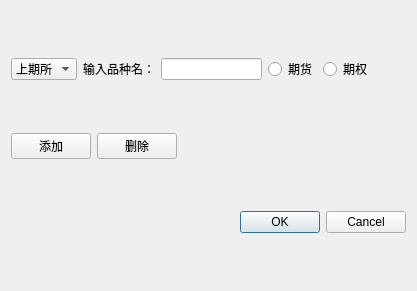
The window that setting_chooseproduct.ui (ChengruiGu/CMF_Marketmaker) describes before a commit, drawn with Qt 5.
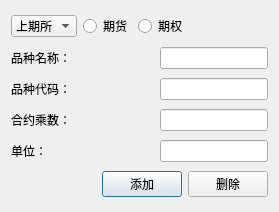
The same window after the commit.

Diff of the .ui file:
```diff
--- a/setting_chooseproduct.ui
+++ b/setting_chooseproduct.ui
@@ -6,8 +6,8 @@
    <rect>
     <x>0</x>
     <y>0</y>
-    <width>417</width>
-    <height>291</height>
+    <width>279</width>
+    <height>212</height>
    </rect>
   </property>
   <property name="windowTitle">
@@ -45,16 +45,6 @@
        </item>
       </widget>
      </item>
-     <item>
-      <widget class="QLabel" name="label_2">
-       <property name="text">
-        <string>输入品种名：</string>
-       </property>
-      </widget>
-     </item>
-     <item>
-      <widget class="QLineEdit" name="lineEdit"/>
-     </item>
      <item>
       <widget class="QRadioButton" name="radioButton">
        <property name="text">
@@ -84,8 +74,129 @@
      </item>
     </layout>
    </item>
+   <item>
+    <layout class="QHBoxLayout" name="horizontalLayout">
+     <item>
+      <widget class="QLabel" name="label_2">
+       <property name="text">
+        <string>品种名称：</string>
+       </property>
+      </widget>
+     </item>
+     <item>
+      <spacer name="horizontalSpacer_2">
+       <property name="orientation">
+        <enum>Qt::Horizontal</enum>
+       </property>
+       <property name="sizeHint" stdset="0">
+        <size>
+         <width>40</width>
+         <height>20</height>
+        </size>
+       </property>
+      </spacer>
+     </item>
+     <item>
+      <widget class="QLineEdit" name="lineEdit"/>
+     </item>
+    </layout>
+   </item>
+   <item>
+    <layout class="QHBoxLayout" name="horizontalLayout_4">
+     <item>
+      <widget class="QLabel" name="label">
+       <property name="text">
+        <string>品种代码：</string>
+       </property>
+      </widget>
+     </item>
+     <item>
+      <spacer name="horizontalSpacer_4">
+       <property name="orientation">
+        <enum>Qt::Horizontal</enum>
+       </property>
+       <property name="sizeHint" stdset="0">
+        <size>
+         <width>40</width>
+         <height>20</height>
+        </size>
+       </property>
+      </spacer>
+     </item>
+     <item>
+      <widget class="QLineEdit" name="lineEdit_2"/>
+     </item>
+    </layout>
+   </item>
+   <item>
+    <layout class="QHBoxLayout" name="horizontalLayout_5">
+     <item>
+      <widget class="QLabel" name="label_3">
+       <property name="text">
+        <string>合约乘数：</string>
+       </property>
+      </widget>
+     </item>
+     <item>
+      <spacer name="horizontalSpacer_5">
+       <property name="orientation">
+        <enum>Qt::Horizontal</enum>
+       </property>
+       <property name="sizeHint" stdset="0">
+        <size>
+         <width>40</width>
+         <height>20</height>
+        </size>
+       </property>
+      </spacer>
+     </item>
+     <item>
+      <widget class="QLineEdit" name="lineEdit_3"/>
+     </item>
+    </layout>
+   </item>
+   <item>
+    <layout class="QHBoxLayout" name="horizontalLayout_6">
+     <item>
+      <widget class="QLabel" name="label_4">
+       <property name="text">
+        <string>单位：</string>
+       </property>
+      </widget>
+     </item>
+     <item>
+      <spacer name="horizontalSpacer_6">
+       <property name="orientation">
+        <enum>Qt::Horizontal</enum>
+       </property>
+       <property name="sizeHint" stdset="0">
+        <size>
+         <width>40</width>
+         <height>20</height>
+        </size>
+       </property>
+      </spacer>
+     </item>
+     <item>
+      <widget class="QLineEdit" name="lineEdit_4"/>
+     </item>
+    </layout>
+   </item>
    <item>
     <layout class="QHBoxLayout" name="horizontalLayout_3">
+     <item>
+      <spacer name="horizontalSpacer">
+       <property name="orientation">
+        <enum>Qt::Horizontal</enum>
+       </property>
+       <property name="sizeHint" stdset="0">
+        <size>
+         <width>40</width>
+         <height>20</height>
+        </size>
+       </property>
+      </spacer>
+     </item>
      <item>
       <widget class="QPushButton" name="pushButton">
        <property name="text">
@@ -100,31 +211,8 @@
        </property>
       </widget>
      </item>
-     <item>
-      <spacer name="horizontalSpacer">
-       <property name="orientation">
-        <enum>Qt::Horizontal</enum>
-       </property>
-       <property name="sizeHint" stdset="0">
-        <size>
-         <width>40</width>
-         <height>20</height>
-        </size>
-       </property>
-      </spacer>
-     </item>
     </layout>
    </item>
-   <item>
-    <widget class="QDialogButtonBox" name="buttonBox">
-     <property name="orientation">
-      <enum>Qt::Horizontal</enum>
-     </property>
-     <property name="standardButtons">
-      <set>QDialogButtonBox::Cancel|QDialogButtonBox::Ok</set>
-     </property>
-    </widget>
-   </item>
   </layout>
  </widget>
  <resources/>
```
Left out of the diff: 35 changed lines with no effect on the pictures.
